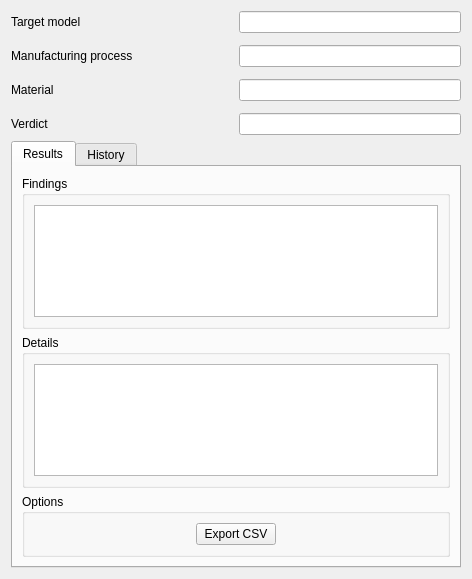
Old version of the form freecad/DFM/gui/resources/ui/task_results.ui in the repository ryankembrey/FreeCAD-DFM-Workbench.
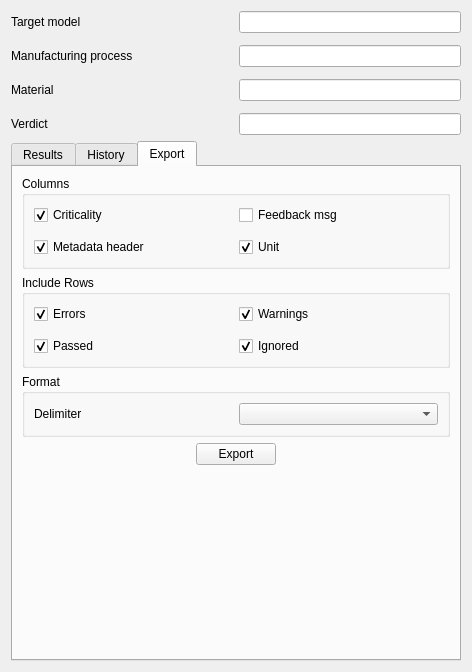
New version of the form. The open tabs and pages were chosen to show the change.

Commit message: GUI+DFM: Add criticality and dedicated export tab. Rework CSV export.

```diff
--- a/freecad/DFM/gui/resources/ui/task_results.ui
+++ b/freecad/DFM/gui/resources/ui/task_results.ui
@@ -82,21 +82,43 @@
       <attribute name="title">
        <string>Results</string>
       </attribute>
-      <layout class="QVBoxLayout" name="verticalLayout_2">
+      <layout class="QVBoxLayout" name="verticalLayout_2" stretch="1,0">
        <item>
         <widget class="QGroupBox" name="groupBox_2">
+         <property name="sizePolicy">
+          <sizepolicy hsizetype="Expanding" vsizetype="Minimum">
+           <horstretch>0</horstretch>
+           <verstretch>0</verstretch>
+          </sizepolicy>
+         </property>
          <property name="title">
           <string>Findings</string>
          </property>
          <layout class="QHBoxLayout" name="horizontalLayout">
           <item>
-           <widget class="QTreeView" name="tvResults"/>
+           <widget class="QTreeView" name="tvResults">
+            <property name="sizePolicy">
+             <sizepolicy hsizetype="Expanding" vsizetype="Expanding">
+              <horstretch>0</horstretch>
+              <verstretch>0</verstretch>
+             </sizepolicy>
+            </property>
+           </widget>
           </item>
          </layout>
         </widget>
        </item>
        <item>
-        <widget class="QGroupBox" name="groupBox_3">
+        <widget class="QGroupBox" name="gbDetails">
+         <property name="enabled">
+          <bool>true</bool>
+         </property>
+         <property name="sizePolicy">
+          <sizepolicy hsizetype="Preferred" vsizetype="Minimum">
+           <horstretch>0</horstretch>
+           <verstretch>0</verstretch>
+          </sizepolicy>
+         </property>
          <property name="minimumSize">
           <size>
            <width>0</width>
@@ -109,6 +131,18 @@
          <layout class="QHBoxLayout" name="horizontalLayout_2">
           <item>
            <widget class="QTextBrowser" name="tbDetails">
+            <property name="sizePolicy">
+             <sizepolicy hsizetype="Expanding" vsizetype="Minimum">
+              <horstretch>0</horstretch>
+              <verstretch>0</verstretch>
+             </sizepolicy>
+            </property>
+            <property name="minimumSize">
+             <size>
+              <width>0</width>
+              <height>60</height>
+             </size>
+            </property>
             <property name="maximumSize">
              <size>
               <width>16777215</width>
@@ -120,35 +154,6 @@
          </layout>
         </widget>
        </item>
-       <item>
-        <widget class="QGroupBox" name="groupBox">
-         <property name="title">
-          <string>Options</string>
-         </property>
-         <layout class="QHBoxLayout" name="horizontalLayout_3">
-          <item>
-           <layout class="QGridLayout" name="gridLayout_2" columnstretch="1" columnminimumwidth="1">
-            <item row="0" column="0" alignment="Qt::AlignmentFlag::AlignHCenter">
-             <widget class="QPushButton" name="pbExportResults">
-              <property name="maximumSize">
-               <size>
-                <width>16777215</width>
-                <height>16777215</height>
-               </size>
-              </property>
-              <property name="toolTip">
-               <string>&lt;html&gt;&lt;head/&gt;&lt;body&gt;&lt;p&gt;Exports a report of the DFM analysis results to a CSV file to be viewed in a spreadsheet editor.&lt;/p&gt;&lt;/body&gt;&lt;/html&gt;</string>
-              </property>
-              <property name="text">
-               <string>Export CSV</string>
-              </property>
-             </widget>
-            </item>
-           </layout>
-          </item>
-         </layout>
-        </widget>
-       </item>
       </layout>
      </widget>
      <widget class="QWidget" name="tabHistory">
@@ -270,6 +275,229 @@
        </item>
       </layout>
      </widget>
+     <widget class="QWidget" name="tab">
+      <attribute name="title">
+       <string>Export</string>
+      </attribute>
+      <layout class="QVBoxLayout" name="verticalLayout_3">
+       <item>
+        <widget class="QGroupBox" name="groupBox">
+         <property name="title">
+          <string>Columns</string>
+         </property>
+         <layout class="QVBoxLayout" name="verticalLayout_4">
+          <item>
+           <layout class="QGridLayout" name="gridLayout_2" rowstretch="0,0" columnstretch="1,1">
+            <property name="verticalSpacing">
+             <number>12</number>
+            </property>
+            <item row="0" column="1">
+             <widget class="QCheckBox" name="cbColFeedback">
+              <property name="toolTip">
+               <string>Includes the configured warning or error message text for each finding.</string>
+              </property>
+              <property name="text">
+               <string>Feedback msg</string>
+              </property>
+              <property name="checked">
+               <bool>false</bool>
+              </property>
+             </widget>
+            </item>
+            <item row="0" column="0">
+             <widget class="QCheckBox" name="cbColCriticality">
+              <property name="toolTip">
+               <string>Includes the criticality level (Critical, High, Medium, Low) for each finding.</string>
+              </property>
+              <property name="text">
+               <string>Criticality</string>
+              </property>
+              <property name="checked">
+               <bool>true</bool>
+              </property>
+             </widget>
+            </item>
+            <item row="1" column="0">
+             <widget class="QCheckBox" name="cbColMetadata">
+              <property name="toolTip">
+               <string>Adds a header block with the target model, process, material, and verdict before the data rows.</string>
+              </property>
+              <property name="text">
+               <string>Metadata header</string>
+              </property>
+              <property name="checked">
+               <bool>true</bool>
+              </property>
+             </widget>
+            </item>
+            <item row="1" column="1">
+             <widget class="QCheckBox" name="cbColUnit">
+              <property name="toolTip">
+               <string>Includes the unit of measurement for each numerical value.</string>
+              </property>
+              <property name="text">
+               <string>Unit</string>
+              </property>
+              <property name="checked">
+               <bool>true</bool>
+              </property>
+             </widget>
+            </item>
+           </layout>
+          </item>
+         </layout>
+        </widget>
+       </item>
+       <item>
+        <widget class="QGroupBox" name="groupBox_4">
+         <property name="title">
+          <string>Include Rows</string>
+         </property>
+         <layout class="QVBoxLayout" name="verticalLayout_5">
+          <item>
+           <layout class="QGridLayout" name="gridLayout_5" rowstretch="0,0" columnstretch="1,1">
+            <property name="verticalSpacing">
+             <number>12</number>
+            </property>
+            <item row="0" column="1">
+             <widget class="QCheckBox" name="cbRowWarnings">
+              <property name="toolTip">
+               <string>Includes findings that fall within the warning range.</string>
+              </property>
+              <property name="text">
+               <string>Warnings</string>
+              </property>
+              <property name="checked">
+               <bool>true</bool>
+              </property>
+             </widget>
+            </item>
+            <item row="0" column="0">
+             <widget class="QCheckBox" name="cbRowErrors">
+              <property name="toolTip">
+               <string>Includes findings that exceed the error threshold.</string>
+              </property>
+              <property name="text">
+               <string>Errors</string>
+              </property>
+              <property name="checked">
+               <bool>true</bool>
+              </property>
+             </widget>
+            </item>
+            <item row="1" column="0">
+             <widget class="QCheckBox" name="cbRowPassed">
+              <property name="toolTip">
+               <string>Includes rules that found no issues. Adds one row per passing rule.</string>
+              </property>
+              <property name="text">
+               <string>Passed</string>
+              </property>
+              <property name="checked">
+               <bool>true</bool>
+              </property>
+             </widget>
+            </item>
+            <item row="1" column="1">
+             <widget class="QCheckBox" name="cbRowIgnored">
+              <property name="toolTip">
+               <string>Includes findings that have been marked as ignored.</string>
+              </property>
+              <property name="text">
+               <string>Ignored</string>
+              </property>
+              <property name="checked">
+               <bool>true</bool>
+              </property>
+             </widget>
+            </item>
+           </layout>
+          </item>
+         </layout>
+        </widget>
+       </item>
+       <item>
+        <widget class="QGroupBox" name="groupBox_5">
+         <property name="title">
+          <string>Format</string>
+         </property>
+         <layout class="QVBoxLayout" name="verticalLayout_6">
+          <item>
+           <layout class="QHBoxLayout" name="horizontalLayout_4">
+            <item>
+             <widget class="QLabel" name="lblDelimiter">
+              <property name="text">
+               <string>Delimiter</string>
+              </property>
+             </widget>
+            </item>
+            <item>
+             <widget class="QComboBox" name="cbDelimiter">
+              <property name="toolTip">
+               <string>Sets the character used to separate values. Use Semicolon for European locales where comma is the decimal separator.</string>
+              </property>
+             </widget>
+            </item>
+           </layout>
+          </item>
+         </layout>
+        </widget>
+       </item>
+       <item>
+        <layout class="QHBoxLayout" name="horizontalLayout_3">
+         <item>
+          <spacer name="horizontalSpacer">
+           <property name="orientation">
+            <enum>Qt::Orientation::Horizontal</enum>
+           </property>
+           <property name="sizeHint" stdset="0">
+            <size>
+             <width>40</width>
+             <height>20</height>
+            </size>
+           </property>
+          </spacer>
+         </item>
+         <item>
+          <widget class="QPushButton" name="pbExportCSV">
+           <property name="toolTip">
+            <string>Exports the analysis results to a CSV file with the selected options.</string>
+           </property>
+           <property name="text">
+            <string>Export</string>
+           </property>
+          </widget>
+         </item>
+         <item>
+          <spacer name="horizontalSpacer_2">
+           <property name="orientation">
+            <enum>Qt::Orientation::Horizontal</enum>
+           </property>
+           <property name="sizeHint" stdset="0">
+            <size>
+             <width>40</width>
+             <height>20</height>
+            </size>
+           </property>
+          </spacer>
+         </item>
+        </layout>
+       </item>
+       <item>
+        <spacer name="verticalSpacer">
+         <property name="orientation">
+          <enum>Qt::Orientation::Vertical</enum>
+         </property>
+         <property name="sizeHint" stdset="0">
+          <size>
+           <width>20</width>
+           <height>40</height>
+          </size>
+         </property>
+        </spacer>
+       </item>
+      </layout>
+     </widget>
     </widget>
    </item>
   </layout>
```
The commit also changes 11 other files.
